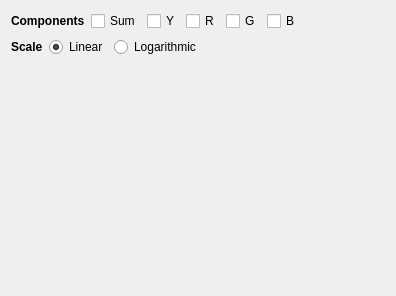
First picture: the form in src/ui/histogram_ui.ui, repository KDE/kdenlive, before the edit.
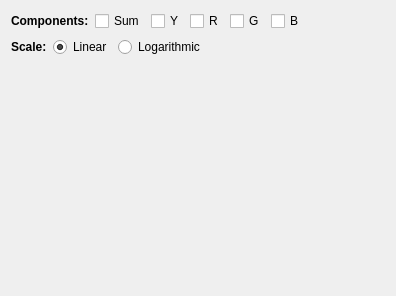
Second picture: the form after the edit.

The edit to the form file:
```diff
--- a/src/ui/histogram_ui.ui
+++ b/src/ui/histogram_ui.ui
@@ -24,7 +24,7 @@
           </font>
          </property>
          <property name="text">
-          <string>Components</string>
+          <string>Components:</string>
          </property>
         </widget>
        </item>
@@ -98,7 +98,7 @@
           </font>
          </property>
          <property name="text">
-          <string>Scale</string>
+          <string>Scale:</string>
          </property>
         </widget>
        </item>
```
Left out of the diff: 4 changed lines with no effect on the pictures.
